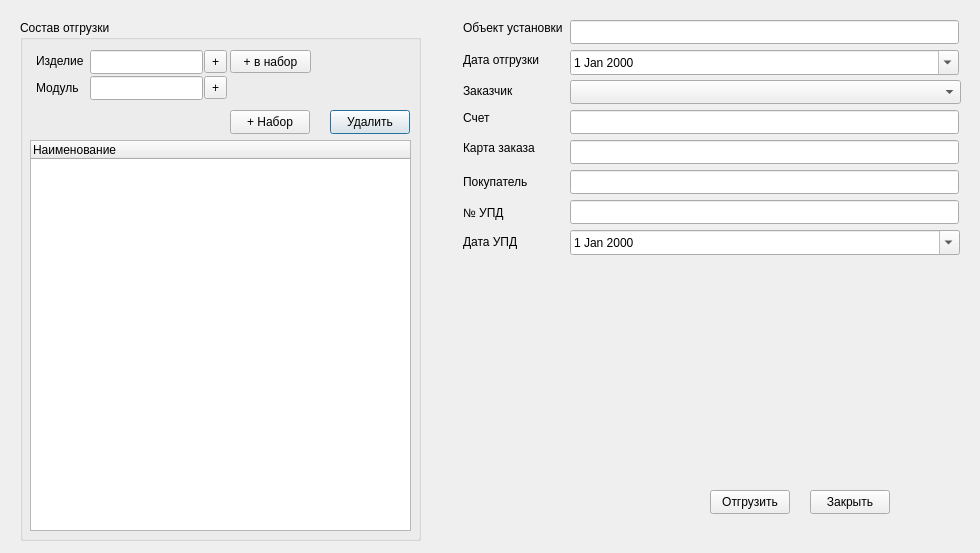
Old version of the form Remont/shipwindow.ui in the repository AlexeyScherbakov2021/Remont2.
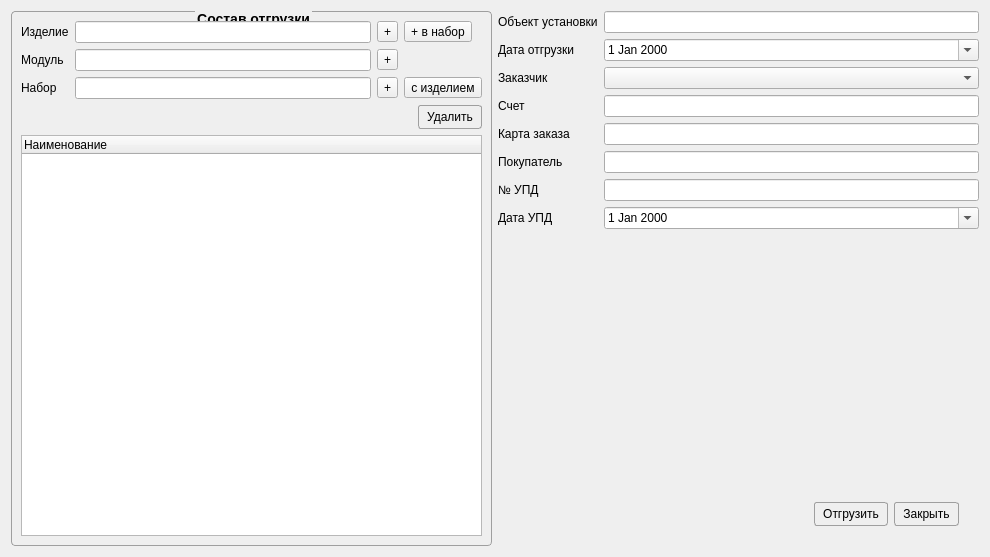
New version of the form.

Commit message: Отлажено до отгрузки включительно

Patch:
```diff
--- a/Remont/shipwindow.ui
+++ b/Remont/shipwindow.ui
@@ -6,368 +6,309 @@
    <rect>
     <x>0</x>
     <y>0</y>
-    <width>980</width>
-    <height>553</height>
+    <width>990</width>
+    <height>557</height>
    </rect>
   </property>
   <property name="windowTitle">
    <string>Отгрузка</string>
   </property>
-  <widget class="QLabel" name="label_6">
-   <property name="geometry">
-    <rect>
-     <x>463</x>
-     <y>20</y>
-     <width>105</width>
-     <height>16</height>
-    </rect>
-   </property>
-   <property name="text">
-    <string>Объект установки</string>
-   </property>
-  </widget>
-  <widget class="QLabel" name="label_7">
-   <property name="geometry">
-    <rect>
-     <x>463</x>
-     <y>52</y>
-     <width>105</width>
-     <height>16</height>
-    </rect>
-   </property>
-   <property name="text">
-    <string>Дата отгрузки</string>
-   </property>
-  </widget>
-  <widget class="QLabel" name="label_8">
-   <property name="geometry">
-    <rect>
-     <x>463</x>
-     <y>83</y>
-     <width>105</width>
-     <height>16</height>
-    </rect>
-   </property>
-   <property name="text">
-    <string>Заказчик</string>
-   </property>
-  </widget>
-  <widget class="QLabel" name="label_9">
-   <property name="geometry">
-    <rect>
-     <x>463</x>
-     <y>110</y>
-     <width>105</width>
-     <height>16</height>
-    </rect>
-   </property>
-   <property name="text">
-    <string>Счет</string>
-   </property>
-  </widget>
-  <widget class="QLabel" name="label_10">
-   <property name="geometry">
-    <rect>
-     <x>463</x>
-     <y>140</y>
-     <width>105</width>
-     <height>16</height>
-    </rect>
-   </property>
-   <property name="text">
-    <string>Карта заказа</string>
-   </property>
-  </widget>
-  <widget class="QLabel" name="label_11">
-   <property name="geometry">
-    <rect>
-     <x>463</x>
-     <y>174</y>
-     <width>105</width>
-     <height>16</height>
-    </rect>
-   </property>
-   <property name="text">
-    <string>Покупатель</string>
-   </property>
-  </widget>
-  <widget class="QLabel" name="label_12">
-   <property name="geometry">
-    <rect>
-     <x>463</x>
-     <y>205</y>
-     <width>105</width>
-     <height>16</height>
-    </rect>
-   </property>
-   <property name="text">
-    <string>№ УПД</string>
-   </property>
-  </widget>
-  <widget class="QLabel" name="label_13">
-   <property name="geometry">
-    <rect>
-     <x>463</x>
-     <y>234</y>
-     <width>105</width>
-     <height>16</height>
-    </rect>
-   </property>
-   <property name="text">
-    <string>Дата УПД</string>
-   </property>
-  </widget>
-  <widget class="QLineEdit" name="leObjectInstall">
-   <property name="geometry">
-    <rect>
-     <x>570</x>
-     <y>20</y>
-     <width>389</width>
-     <height>24</height>
-    </rect>
-   </property>
-  </widget>
-  <widget class="QDateEdit" name="deDateOut">
-   <property name="geometry">
-    <rect>
-     <x>570</x>
-     <y>50</y>
-     <width>389</width>
-     <height>25</height>
-    </rect>
-   </property>
-   <property name="calendarPopup">
-    <bool>true</bool>
-   </property>
-  </widget>
-  <widget class="QLineEdit" name="leSchet">
-   <property name="geometry">
-    <rect>
-     <x>570</x>
-     <y>110</y>
-     <width>389</width>
-     <height>24</height>
-    </rect>
-   </property>
-  </widget>
-  <widget class="QLineEdit" name="leCardOrder">
-   <property name="geometry">
-    <rect>
-     <x>570</x>
-     <y>140</y>
-     <width>389</width>
-     <height>24</height>
-    </rect>
-   </property>
-  </widget>
-  <widget class="QLineEdit" name="leBuyer">
-   <property name="geometry">
-    <rect>
-     <x>570</x>
-     <y>170</y>
-     <width>389</width>
-     <height>24</height>
-    </rect>
-   </property>
-  </widget>
-  <widget class="QLineEdit" name="leNumUPD">
-   <property name="geometry">
-    <rect>
-     <x>570</x>
-     <y>200</y>
-     <width>389</width>
-     <height>24</height>
-    </rect>
-   </property>
-  </widget>
-  <widget class="QGroupBox" name="groupBox">
-   <property name="geometry">
-    <rect>
-     <x>20</x>
-     <y>20</y>
-     <width>401</width>
-     <height>521</height>
-    </rect>
-   </property>
-   <property name="title">
-    <string>Состав отгрузки</string>
-   </property>
-   <widget class="QTreeWidget" name="twTreeDevice">
-    <property name="geometry">
-     <rect>
-      <x>10</x>
-      <y>120</y>
-      <width>381</width>
-      <height>391</height>
-     </rect>
-    </property>
-    <column>
-     <property name="text">
-      <string>Наименование</string>
+  <property name="styleSheet">
+   <string notr="true">QGroupBox {
+    border: 1px solid #9F9F9F;
+    font-size: 14px;
+    font-weight: 800;
+    color: black;
+    border-radius: 4px;
+    margin-top: 2.5ex; 
+    padding-top: 2ex;
+}
+QGroupBox::title {
+    subcontrol-origin: margin;
+    subcontrol-position: top center;
+}
+
+
+QPushButton {
+    border-radius: 3px;
+    border: 1px solid #9F9F9F;
+	padding-left: 8px;
+	padding-right: 8px;
+	padding-top: 4px;
+	padding-bottom: 4px;
+}
+
+QPushButton:hover { 
+	background-color: white;
+}
+
+QPushButton:pressed {
+background-color: LightGray;
+    position: relative;
+     top: 4px; left: 4px;
+}
+
+
+</string>
+  </property>
+  <layout class="QHBoxLayout" name="horizontalLayout_3">
+   <item>
+    <widget class="QGroupBox" name="groupBox">
+     <property name="title">
+      <string>Состав отгрузки</string>
      </property>
-    </column>
-   </widget>
-   <widget class="QPushButton" name="pbDelete">
-    <property name="geometry">
-     <rect>
-      <x>310</x>
-      <y>90</y>
-      <width>80</width>
-      <height>24</height>
-     </rect>
-    </property>
-    <property name="text">
-     <string>Удалить</string>
-    </property>
-   </widget>
-   <widget class="QToolButton" name="tbNumModul">
-    <property name="geometry">
-     <rect>
-      <x>184</x>
-      <y>56</y>
-      <width>23</width>
-      <height>23</height>
-     </rect>
-    </property>
-    <property name="text">
-     <string>+</string>
-    </property>
-   </widget>
-   <widget class="QLabel" name="label_5">
-    <property name="geometry">
-     <rect>
-      <x>16</x>
-      <y>60</y>
-      <width>51</width>
-      <height>16</height>
-     </rect>
-    </property>
-    <property name="text">
-     <string>Модуль</string>
-    </property>
-   </widget>
-   <widget class="QLineEdit" name="leNumProd">
-    <property name="geometry">
-     <rect>
-      <x>70</x>
-      <y>30</y>
-      <width>113</width>
-      <height>24</height>
-     </rect>
-    </property>
-   </widget>
-   <widget class="QLineEdit" name="leNumModul">
-    <property name="geometry">
-     <rect>
-      <x>70</x>
-      <y>56</y>
-      <width>113</width>
-      <height>24</height>
-     </rect>
-    </property>
-   </widget>
-   <widget class="QToolButton" name="tbNumProd">
-    <property name="geometry">
-     <rect>
-      <x>184</x>
-      <y>30</y>
-      <width>23</width>
-      <height>23</height>
-     </rect>
-    </property>
-    <property name="text">
-     <string>+</string>
-    </property>
-   </widget>
-   <widget class="QLabel" name="label_4">
-    <property name="geometry">
-     <rect>
-      <x>16</x>
-      <y>33</y>
-      <width>51</width>
-      <height>16</height>
-     </rect>
-    </property>
-    <property name="text">
-     <string>Изделие</string>
-    </property>
-   </widget>
-   <widget class="QToolButton" name="tbAddSetterProd">
-    <property name="geometry">
-     <rect>
-      <x>210</x>
-      <y>30</y>
-      <width>81</width>
-      <height>23</height>
-     </rect>
-    </property>
-    <property name="text">
-     <string>+ в набор</string>
-    </property>
-   </widget>
-   <widget class="QPushButton" name="pbAddSet">
-    <property name="geometry">
-     <rect>
-      <x>210</x>
-      <y>90</y>
-      <width>80</width>
-      <height>24</height>
-     </rect>
-    </property>
-    <property name="text">
-     <string>+ Набор</string>
-    </property>
-   </widget>
-  </widget>
-  <widget class="QPushButton" name="pbFinish">
-   <property name="geometry">
-    <rect>
-     <x>710</x>
-     <y>490</y>
-     <width>80</width>
-     <height>24</height>
-    </rect>
-   </property>
-   <property name="text">
-    <string>Отгрузить</string>
-   </property>
-  </widget>
-  <widget class="QPushButton" name="pbClose">
-   <property name="geometry">
-    <rect>
-     <x>810</x>
-     <y>490</y>
-     <width>80</width>
-     <height>24</height>
-    </rect>
-   </property>
-   <property name="text">
-    <string>Закрыть</string>
-   </property>
-  </widget>
-  <widget class="QDateEdit" name="deDateUPD">
-   <property name="geometry">
-    <rect>
-     <x>570</x>
-     <y>230</y>
-     <width>390</width>
-     <height>25</height>
-    </rect>
-   </property>
-   <property name="calendarPopup">
-    <bool>true</bool>
-   </property>
-  </widget>
-  <widget class="QComboBox" name="cbCusomer">
-   <property name="geometry">
-    <rect>
-     <x>570</x>
-     <y>80</y>
-     <width>391</width>
-     <height>24</height>
-    </rect>
-   </property>
-  </widget>
+     <layout class="QVBoxLayout" name="verticalLayout">
+      <item>
+       <layout class="QGridLayout" name="gridLayout">
+        <item row="1" column="1">
+         <widget class="QLineEdit" name="leNumModul"/>
+        </item>
+        <item row="1" column="0">
+         <widget class="QLabel" name="label_5">
+          <property name="text">
+           <string>Модуль</string>
+          </property>
+         </widget>
+        </item>
+        <item row="0" column="3">
+         <widget class="QToolButton" name="tbAddSetterProd">
+          <property name="toolTip">
+           <string>Добавить изделие  нвборе</string>
+          </property>
+          <property name="text">
+           <string>+ в набор</string>
+          </property>
+         </widget>
+        </item>
+        <item row="0" column="1">
+         <widget class="QLineEdit" name="leNumProd"/>
+        </item>
+        <item row="0" column="2">
+         <widget class="QToolButton" name="tbNumProd">
+          <property name="toolTip">
+           <string>Добавить изделие</string>
+          </property>
+          <property name="text">
+           <string>+</string>
+          </property>
+         </widget>
+        </item>
+        <item row="0" column="0">
+         <widget class="QLabel" name="label_4">
+          <property name="text">
+           <string>Изделие</string>
+          </property>
+         </widget>
+        </item>
+        <item row="1" column="2">
+         <widget class="QToolButton" name="tbNumModul">
+          <property name="toolTip">
+           <string>Добавить модуль</string>
+          </property>
+          <property name="text">
+           <string>+</string>
+          </property>
+         </widget>
+        </item>
+        <item row="2" column="1">
+         <widget class="QLineEdit" name="leSetterOut"/>
+        </item>
+        <item row="2" column="0">
+         <widget class="QLabel" name="label">
+          <property name="text">
+           <string>Набор</string>
+          </property>
+         </widget>
+        </item>
+        <item row="2" column="2">
+         <widget class="QToolButton" name="tbAddSetter">
+          <property name="text">
+           <string>+</string>
+          </property>
+         </widget>
+        </item>
+        <item row="2" column="3">
+         <widget class="QToolButton" name="tbAddSetProd">
+          <property name="text">
+           <string>с изделием</string>
+          </property>
+         </widget>
+        </item>
+       </layout>
+      </item>
+      <item>
+       <layout class="QHBoxLayout" name="horizontalLayout">
+        <item>
+         <spacer name="horizontalSpacer">
+          <property name="orientation">
+           <enum>Qt::Orientation::Horizontal</enum>
+          </property>
+          <property name="sizeHint" stdset="0">
+           <size>
+            <width>40</width>
+            <height>20</height>
+           </size>
+          </property>
+         </spacer>
+        </item>
+        <item>
+         <widget class="QPushButton" name="pbDelete">
+          <property name="toolTip">
+           <string>Удалить выделенную строку</string>
+          </property>
+          <property name="text">
+           <string>Удалить</string>
+          </property>
+         </widget>
+        </item>
+       </layout>
+      </item>
+      <item>
+       <widget class="QTreeWidget" name="twTreeDevice">
+        <column>
+         <property name="text">
+          <string>Наименование</string>
+         </property>
+        </column>
+       </widget>
+      </item>
+     </layout>
+    </widget>
+   </item>
+   <item>
+    <layout class="QVBoxLayout" name="verticalLayout_2">
+     <item>
+      <layout class="QFormLayout" name="formLayout">
+       <item row="0" column="0">
+        <widget class="QLabel" name="label_6">
+         <property name="text">
+          <string>Объект установки</string>
+         </property>
+        </widget>
+       </item>
+       <item row="0" column="1">
+        <widget class="QLineEdit" name="leObjectInstall"/>
+       </item>
+       <item row="1" column="0">
+        <widget class="QLabel" name="label_7">
+         <property name="text">
+          <string>Дата отгрузки</string>
+         </property>
+        </widget>
+       </item>
+       <item row="1" column="1">
+        <widget class="QDateEdit" name="deDateOut">
+         <property name="calendarPopup">
+          <bool>true</bool>
+         </property>
+        </widget>
+       </item>
+       <item row="2" column="0">
+        <widget class="QLabel" name="label_8">
+         <property name="text">
+          <string>Заказчик</string>
+         </property>
+        </widget>
+       </item>
+       <item row="2" column="1">
+        <widget class="QComboBox" name="cbCusomer"/>
+       </item>
+       <item row="3" column="0">
+        <widget class="QLabel" name="label_9">
+         <property name="text">
+          <string>Счет</string>
+         </property>
+        </widget>
+       </item>
+       <item row="3" column="1">
+        <widget class="QLineEdit" name="leSchet"/>
+       </item>
+       <item row="4" column="0">
+        <widget class="QLabel" name="label_10">
+         <property name="text">
+          <string>Карта заказа</string>
+         </property>
+        </widget>
+       </item>
+       <item row="4" column="1">
+        <widget class="QLineEdit" name="leCardOrder"/>
+       </item>
+       <item row="5" column="0">
+        <widget class="QLabel" name="label_11">
+         <property name="text">
+          <string>Покупатель</string>
+         </property>
+        </widget>
+       </item>
+       <item row="5" column="1">
+        <widget class="QLineEdit" name="leBuyer"/>
+       </item>
+       <item row="6" column="0">
+        <widget class="QLabel" name="label_12">
+         <property name="text">
+          <string>№ УПД</string>
+         </property>
+        </widget>
+       </item>
+       <item row="6" column="1">
+        <widget class="QLineEdit" name="leNumUPD"/>
+       </item>
+       <item row="7" column="0">
+        <widget class="QLabel" name="label_13">
+         <property name="text">
+          <string>Дата УПД</string>
+         </property>
+        </widget>
+       </item>
+       <item row="7" column="1">
+        <widget class="QDateEdit" name="deDateUPD">
+         <property name="calendarPopup">
+          <bool>true</bool>
+         </property>
+        </widget>
+       </item>
+      </layout>
+     </item>
+     <item>
+      <layout class="QHBoxLayout" name="horizontalLayout_2">
+       <property name="rightMargin">
+        <number>20</number>
+       </property>
+       <property name="bottomMargin">
+        <number>20</number>
+       </property>
+       <item>
+        <spacer name="horizontalSpacer_2">
+         <property name="orientation">
+          <enum>Qt::Orientation::Horizontal</enum>
+         </property>
+         <property name="sizeHint" stdset="0">
+          <size>
+           <width>40</width>
+           <height>20</height>
+          </size>
+         </property>
+        </spacer>
+       </item>
+       <item alignment="Qt::AlignmentFlag::AlignBottom">
+        <widget class="QPushButton" name="pbFinish">
+         <property name="text">
+          <string>Отгрузить</string>
+         </property>
+        </widget>
+       </item>
+       <item alignment="Qt::AlignmentFlag::AlignBottom">
+        <widget class="QPushButton" name="pbClose">
+         <property name="text">
+          <string>Закрыть</string>
+         </property>
+        </widget>
+       </item>
+      </layout>
+     </item>
+    </layout>
+   </item>
+  </layout>
  </widget>
  <tabstops>
   <tabstop>twTreeDevice</tabstop>
```
The commit also changes 17 other files.
